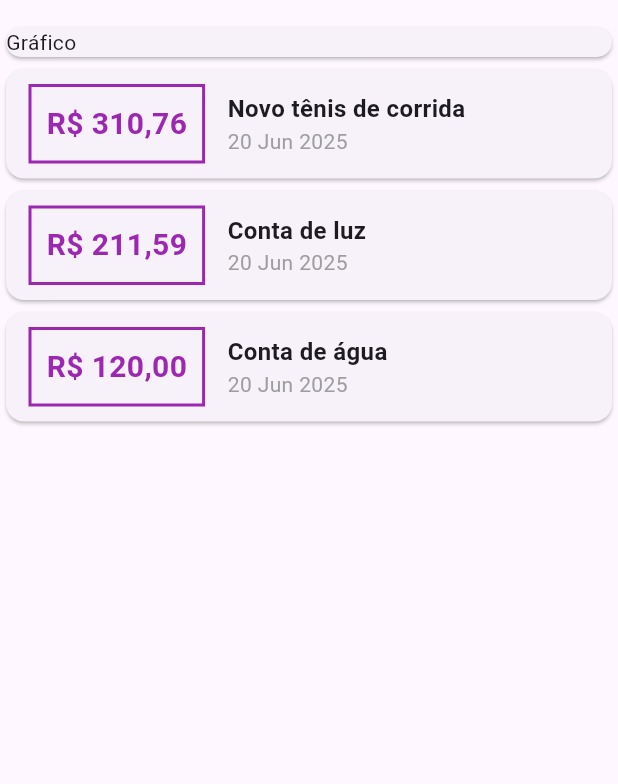
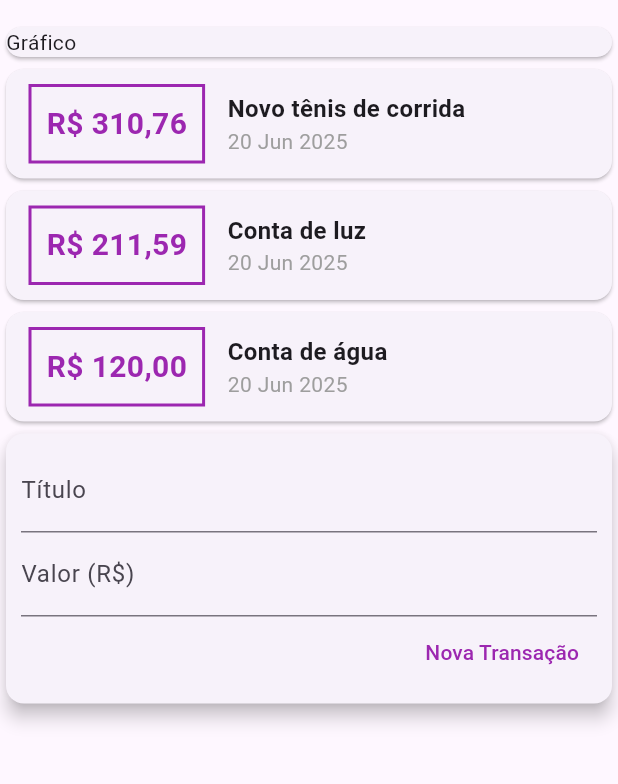
Before and after one commit to vinicius-benevides/flutter-expenses-manager, a Flutter app: the screen it shows after launch, on a phone screen of 412 x 824 dp, the part 63-847 px from its top. Run offline on Flutter 3.47's test engine with Material 3 defaults, Android fonts, the phone set to English and light mode, and no system bars.

Commit message:
feat: add form and segregate into components

```diff
--- /dev/null
+++ b/lib/components/transaction_form.dart
@@ -0,0 +1,46 @@
+import 'package:flutter/material.dart';
+
+class TransactionForm extends StatelessWidget {
+  TransactionForm({super.key});
+
+  final titleController = TextEditingController();
+  final valueController = TextEditingController();
+
+  @override
+  Widget build(BuildContext context) {
+    return Card(
+      elevation: 5,
+      child: Padding(
+        padding: const EdgeInsets.all(10),
+        child: Column(
+          children: [
+            TextField(
+              decoration: InputDecoration(labelText: 'Título'),
+              controller: titleController,
+            ),
+            TextField(
+              decoration: InputDecoration(labelText: 'Valor (R\$)'),
+              controller: valueController,
+            ),
+            Row(
+              mainAxisAlignment: MainAxisAlignment.end,
+              children: [
+                TextButton(
+                  onPressed: () {
+                    print('Título: ${titleController.text}');
+                    print('Valor: ${valueController.text}');
+                  },
+                  child: Text(
+                    'Nova Transação',
+                    textAlign: TextAlign.right,
+                    style: TextStyle(color: Colors.purple),
+                  ),
+                ),
+              ],
+            ),
+          ],
+        ),
+      ),
+    );
+  }
+}
--- /dev/null
+++ b/lib/components/transaction_list.dart
@@ -0,0 +1,47 @@
+import 'package:expenses_manager/models/transaction.dart';
+import 'package:flutter/material.dart';
+
+class TransactionList extends StatelessWidget {
+  const TransactionList({super.key, required this.transactions});
+
+  final List<Transaction> transactions;
+
+  @override
+  Widget build(BuildContext context) {
+    return Column(
+      children: transactions.map((tr) {
+        return Card(
+          child: Row(
+            children: [
+              Container(
+                margin: EdgeInsets.symmetric(horizontal: 15, vertical: 10),
+                decoration: BoxDecoration(
+                  border: Border.all(color: Colors.purple, width: 2),
+                ),
+                padding: EdgeInsets.all(10),
+                child: Text(
+                  tr.formattedValue,
+                  style: TextStyle(
+                    color: Colors.purple,
+                    fontWeight: FontWeight.bold,
+                    fontSize: 20,
+                  ),
+                ),
+              ),
+              Column(
+                crossAxisAlignment: CrossAxisAlignment.start,
+                children: [
+                  Text(
+                    tr.title,
+                    style: TextStyle(fontSize: 16, fontWeight: FontWeight.bold),
+                  ),
+                  Text(tr.formattedDate, style: TextStyle(color: Colors.grey)),
+                ],
+              ),
+            ],
+          ),
+        );
+      }).toList(),
+    );
+  }
+}
--- /dev/null
+++ b/lib/components/transaction_user.dart
@@ -0,0 +1,44 @@
+import 'package:expenses_manager/components/transaction_form.dart';
+import 'package:expenses_manager/components/transaction_list.dart';
+import 'package:expenses_manager/models/transaction.dart';
+import 'package:flutter/material.dart';
+
+class TransactionUser extends StatefulWidget {
+  const TransactionUser({super.key});
+
+  @override
+  State<TransactionUser> createState() => _TransactionUserState();
+}
+
+class _TransactionUserState extends State<TransactionUser> {
+  final _transactions = [
+    Transaction(
+      id: 't1',
+      title: 'Novo tênis de corrida',
+      value: 310.76,
+      date: DateTime.now(),
+    ),
+    Transaction(
+      id: 't2',
+      title: 'Conta de luz',
+      value: 211.59,
+      date: DateTime.now(),
+    ),
+    Transaction(
+      id: 't3',
+      title: 'Conta de água',
+      value: 120.00,
+      date: DateTime.now(),
+    ),
+  ];
+
+  @override
+  Widget build(BuildContext context) {
+    return Column(
+      children: [
+        TransactionList(transactions: _transactions),
+        TransactionForm(),
+      ],
+    );
+  }
+}
--- a/lib/main.dart
+++ b/lib/main.dart
@@ -1,4 +1,4 @@
-import 'package:expenses_manager/transactions_data.dart';
+import 'package:expenses_manager/components/transaction_user.dart';
 import 'package:flutter/material.dart';
 
 main() => runApp(ExpensesApp());
@@ -27,50 +27,7 @@
         crossAxisAlignment: CrossAxisAlignment.stretch,
         children: [
           Card(child: Text('Gráfico')),
-          Column(
-            children: transactions.map((tr) {
-              return Card(
-                child: Row(
-                  children: [
-                    Container(
-                      margin: EdgeInsets.symmetric(
-                        horizontal: 15,
-                        vertical: 10,
-                      ),
-                      decoration: BoxDecoration(
-                        border: Border.all(color: Colors.purple, width: 2),
-                      ),
-                      padding: EdgeInsets.all(10),
-                      child: Text(
-                        tr.formattedValue,
-                        style: TextStyle(
-                          color: Colors.purple,
-                          fontWeight: FontWeight.bold,
-                          fontSize: 20,
-                        ),
-                      ),
-                    ),
-                    Column(
-                      crossAxisAlignment: CrossAxisAlignment.start,
-                      children: [
-                        Text(
-                          tr.title,
-                          style: TextStyle(
-                            fontSize: 16,
-                            fontWeight: FontWeight.bold,
-                          ),
-                        ),
-                        Text(
-                          tr.formattedDate,
-                          style: TextStyle(color: Colors.grey),
-                        ),
-                      ],
-                    ),
-                  ],
-                ),
-              );
-            }).toList(),
-          ),
+          TransactionUser(),
         ],
       ),
     );
--- a/lib/transactions_data.dart
+++ /dev/null
@@ -1,22 +0,0 @@
-import 'package:expenses_manager/models/transaction.dart';
-
-final transactions = [
-  Transaction(
-    id: 't1',
-    title: 'Novo tênis de corrida',
-    value: 310.76,
-    date: DateTime.now(),
-  ),
-  Transaction(
-    id: 't2',
-    title: 'Conta de luz',
-    value: 211.59,
-    date: DateTime.now(),
-  ),
-  Transaction(
-    id: 't3',
-    title: 'Conta de água',
-    value: 120.00,
-    date: DateTime.now(),
-  ),
-];
```
